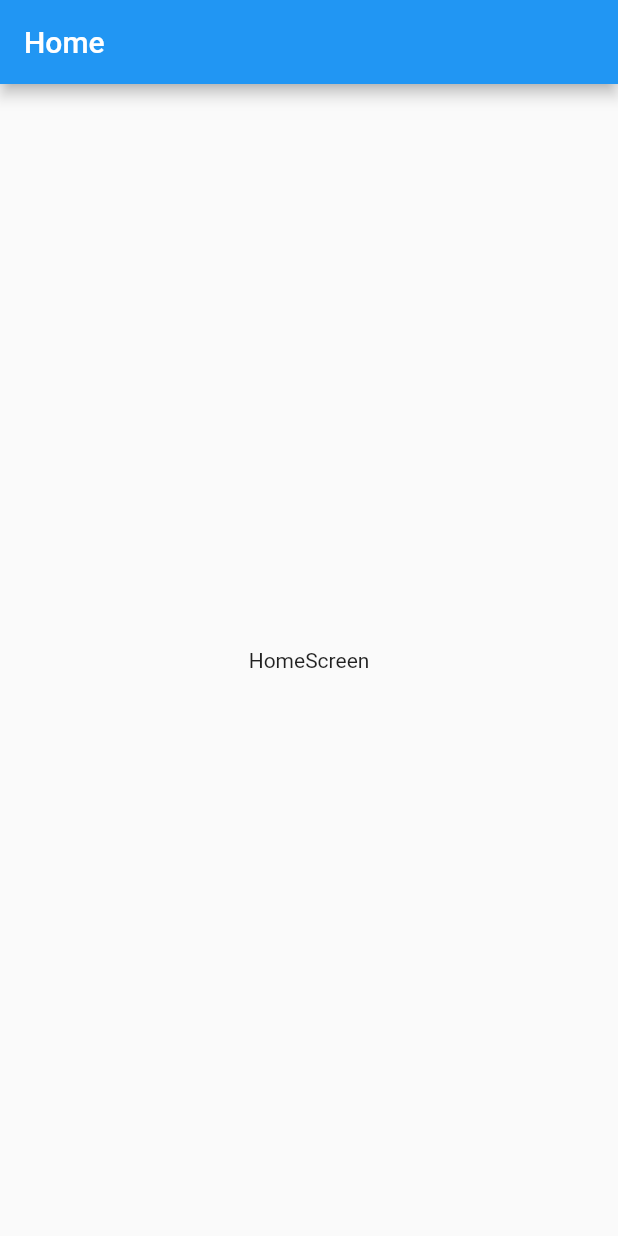
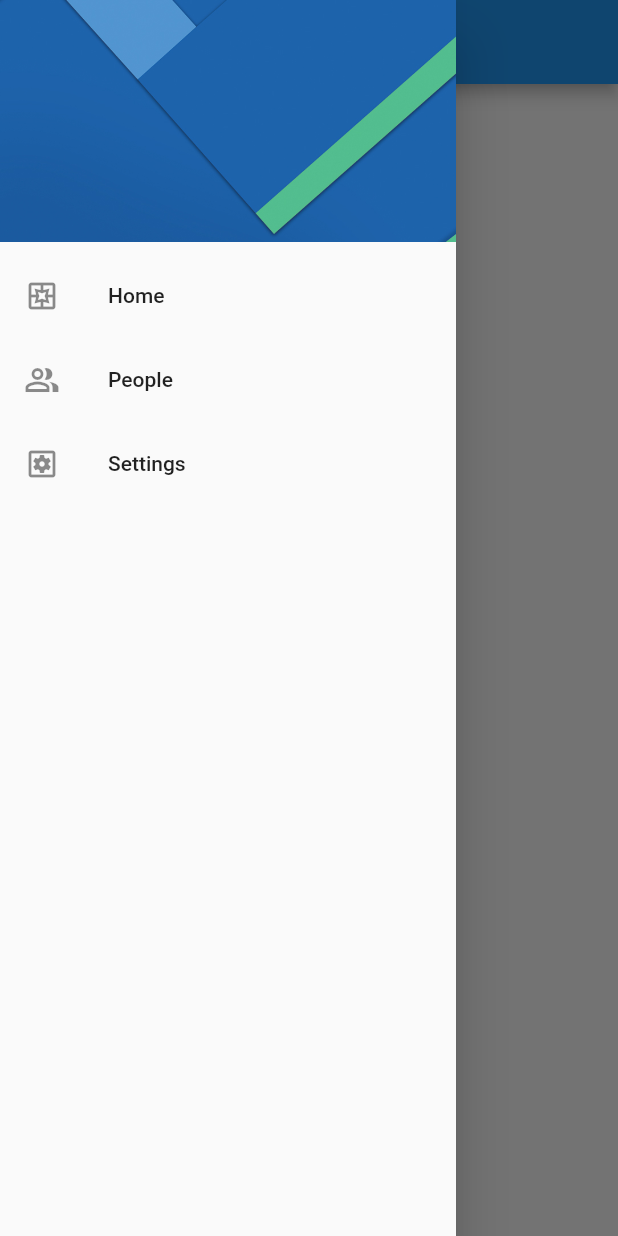
Before and after one commit to mgoldp/user_preferences, a Flutter app: the screen it shows after launch, with the side drawer open (before the commit the screen has no drawer), on a phone screen of 412 x 824 dp. Run offline on Flutter 3.47's test engine with Material 2 defaults, Android fonts, the phone set to English and light mode, and no system bars.

Commit message:
Drawer Navigation

```diff
--- a/lib/screens/home_screen.dart
+++ b/lib/screens/home_screen.dart
@@ -1,4 +1,5 @@
 import 'package:flutter/material.dart';
+import 'package:user_preferences/widgets/widgets.dart';
 
 class HomeScreen extends StatelessWidget {
   static const String routeName = 'Home';
@@ -11,6 +12,7 @@ class HomeScreen extends StatelessWidget {
       appBar: AppBar(
         title: const Text('Home'),
       ),
+      drawer: const SideMenu(),
       body: const Center(
         child: Text('HomeScreen'),
       ),
--- a/lib/screens/settings_screen.dart
+++ b/lib/screens/settings_screen.dart
@@ -1,4 +1,5 @@
 import 'package:flutter/material.dart';
+import 'package:user_preferences/widgets/custom_drawer.dart';
 
 class SettingsScreen extends StatelessWidget {
   static const String routeName = 'Settings';
@@ -11,6 +12,7 @@ class SettingsScreen extends StatelessWidget {
       appBar: AppBar(
         title: const Text('Settings'),
       ),
+      drawer: const SideMenu(),
       body: const Center(
         child: Text('SettingsScreen'),
       ),
--- /dev/null
+++ b/lib/widgets/custom_drawer.dart
@@ -0,0 +1,54 @@
+import 'package:flutter/material.dart';
+import 'package:user_preferences/screens/screens.dart';
+
+class SideMenu extends StatelessWidget {
+  const SideMenu({Key? key}) : super(key: key);
+
+  @override
+  Widget build(BuildContext context) {
+    return Drawer(
+      child: ListView(padding: EdgeInsets.zero, children: [
+        const _DrawerHeader(),
+        ListTile(
+          leading: const Icon(Icons.pages_outlined),
+          title: const Text('Home'),
+          onTap: () {
+            Navigator.pushReplacementNamed(context, HomeScreen.routeName);
+          },
+        ),
+        ListTile(
+          leading: const Icon(Icons.people_alt_outlined),
+          title: const Text('People'),
+          onTap: () {},
+        ),
+        ListTile(
+          leading: const Icon(Icons.settings_applications_outlined),
+          title: const Text('Settings'),
+          onTap: () {
+            //Navigator.pop(context);
+            Navigator.pushReplacementNamed(context, SettingsScreen.routeName);
+          },
+        ),
+      ]),
+    );
+  }
+}
+
+class _DrawerHeader extends StatelessWidget {
+  const _DrawerHeader({
+    Key? key,
+  }) : super(key: key);
+
+  @override
+  Widget build(BuildContext context) {
+    return DrawerHeader(
+      decoration: const BoxDecoration(
+        image: DecorationImage(
+          image: AssetImage('assets/menu-img.jpg'),
+          fit: BoxFit.cover,
+        ),
+      ),
+      child: Container(),
+    );
+  }
+}
--- /dev/null
+++ b/lib/widgets/widgets.dart
@@ -0,0 +1 @@
+export 'package:user_preferences/widgets/custom_drawer.dart';
--- a/pubspec.yaml
+++ b/pubspec.yaml
@@ -58,8 +58,8 @@ flutter:
   uses-material-design: true
 
   # To add assets to your application, add an assets section, like this:
-  # assets:
-  #   - images/a_dot_burr.jpeg
+  assets:
+   - assets/
   #   - images/a_dot_ham.jpeg
 
   # An image asset can refer to one or more resolution-specific "variants", see
```
Also changed, not shown: assets/menu-img.jpg (added).
